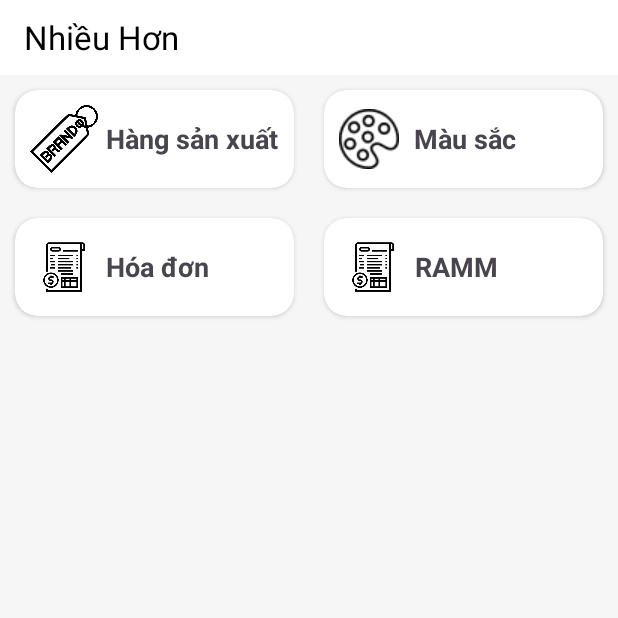
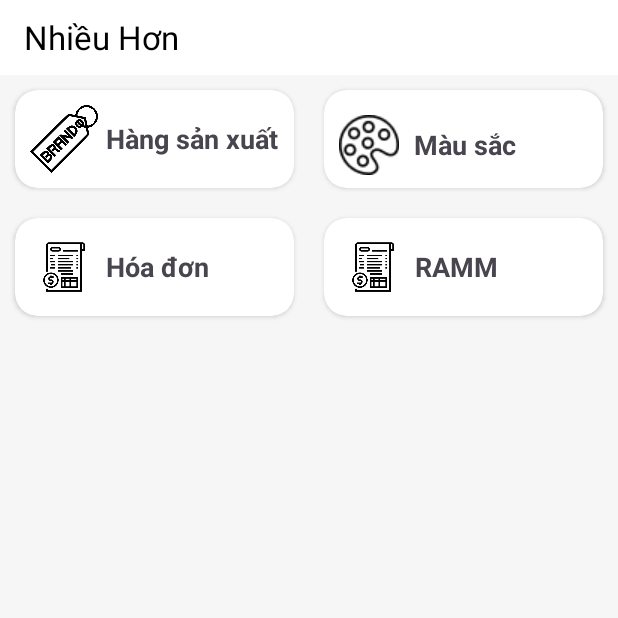
Before and after one commit to NgoThiNguyetHa/DATN_PhoneHouse, an Android app: the fragment MoreFragment placed in its activity, on a phone screen of 412 x 824 dp, the top half of it. Run offline under Robolectric (Android 15) with nearby library versions, the phone set to English and light mode, and no system bars.

Commit message:
Sửa lỗi .xml

```diff
--- a/AppCuaHang/app/src/main/res/layout/fragment_more.xml
+++ b/AppCuaHang/app/src/main/res/layout/fragment_more.xml
@@ -49,16 +49,19 @@
                 android:layout_columnWeight="1"
                 android:layout_margin="10dp"
                 app:cardCornerRadius="15dp">
+
                 <LinearLayout
-                    android:layout_width="match_parent"
-                    android:layout_height="match_parent"
+                    android:layout_width="170dp"
+                    android:layout_height="73dp"
                     android:gravity="center_vertical"
                     android:orientation="horizontal">
+
                     <ImageView
                         android:layout_width="40dp"
                         android:layout_height="40dp"
                         android:layout_marginLeft="10dp"
                         android:src="@drawable/mau" />
+
                     <TextView
                         android:layout_width="wrap_content"
                         android:layout_height="wrap_content"
```
Also changed, not shown: AppCuaHang/app/src/main/res/mau/image 72.png (deleted).
